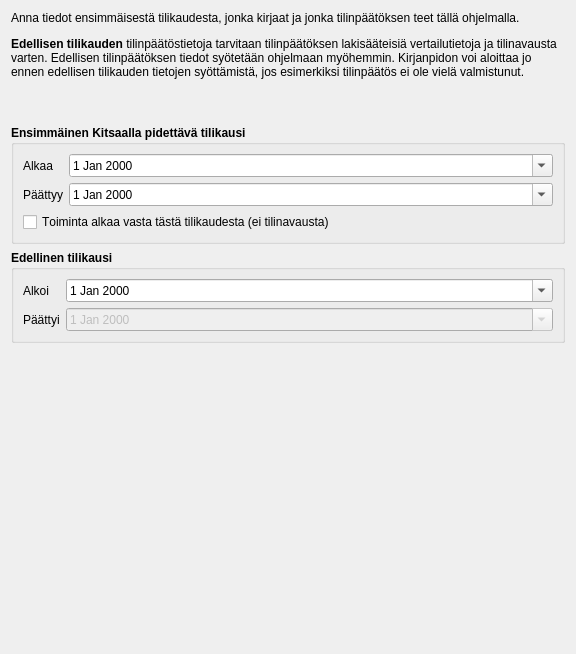
Qt form kitsas/uusikirjanpito/tilikausi.ui (artoh/kitupiikki) before a commit.
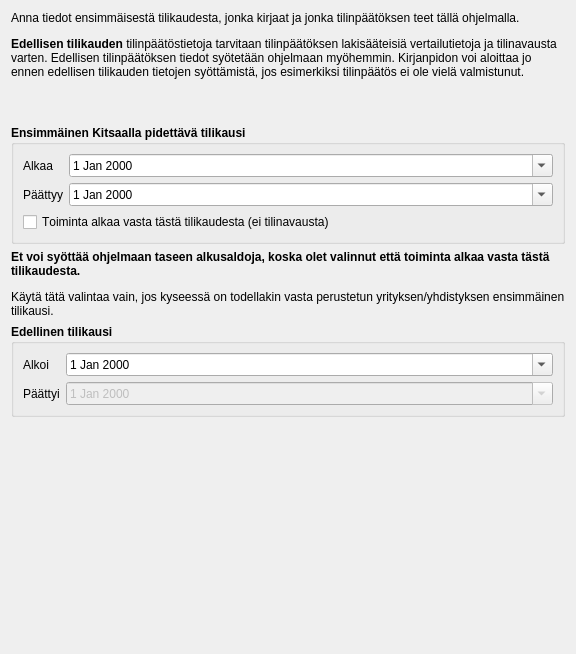
The same form after that commit.

The edit to the form file:
```diff
--- a/kitsas/uusikirjanpito/tilikausi.ui
+++ b/kitsas/uusikirjanpito/tilikausi.ui
@@ -117,6 +117,17 @@
      </layout>
     </widget>
    </item>
+   <item>
+    <widget class="QLabel" name="eiavaustaVaroitus">
+     <property name="text">
+      <string>&lt;p&gt;&lt;b&gt;Et voi syöttää ohjelmaan taseen alkusaldoja, koska olet valinnut että toiminta alkaa vasta tästä tilikaudesta.&lt;/b&gt;&lt;/p&gt;
+&lt;p&gt;Käytä tätä valintaa vain, jos kyseessä on todellakin vasta perustetun yrityksen/yhdistyksen ensimmäinen tilikausi.&lt;/p&gt;</string>
+     </property>
+     <property name="wordWrap">
+      <bool>true</bool>
+     </property>
+    </widget>
+   </item>
    <item>
     <widget class="QGroupBox" name="groupBox_2">
      <property name="font">
```
Left out of the diff: 33 changed lines with no effect on the pictures.
